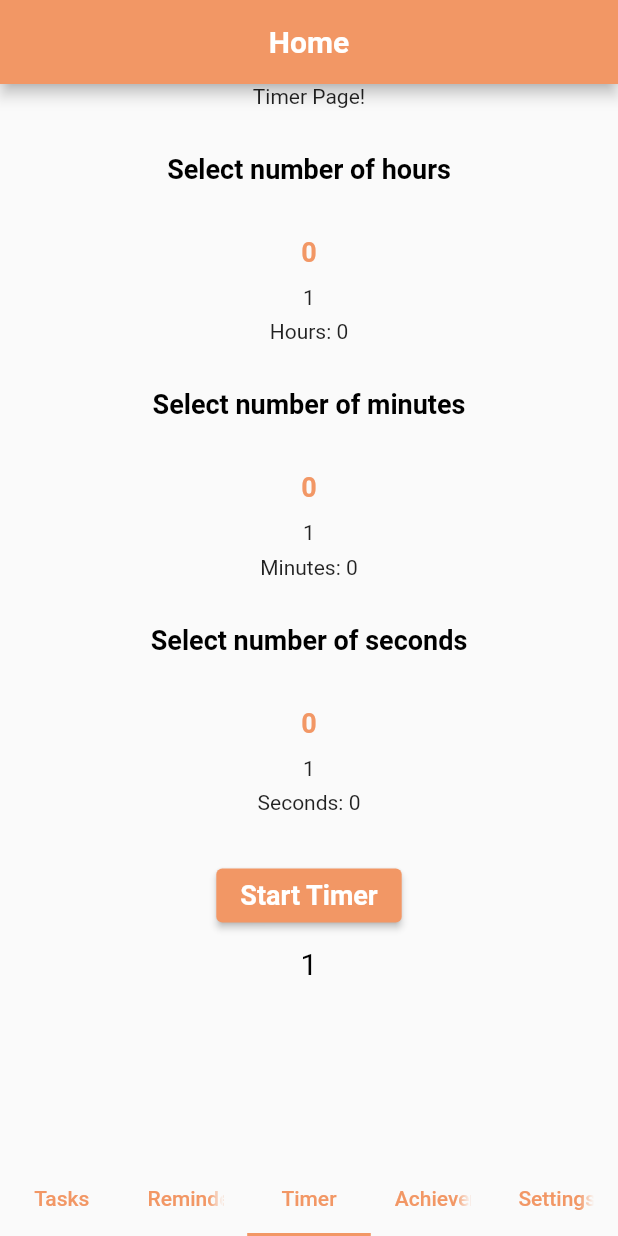
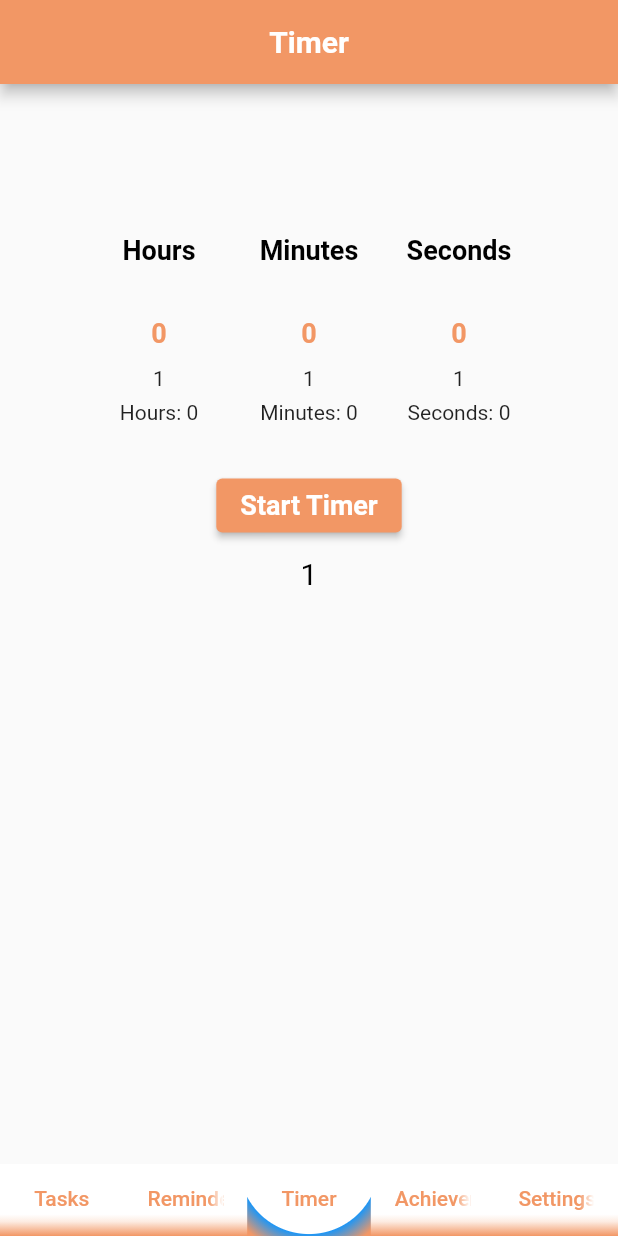
Before and after one commit to cjherte1/my_app, a Flutter app: the HomeScreen screen opened directly with empty values, item 3 of the bottom bar chosen, after a tap on "Start Timer", on a phone screen of 412 x 824 dp. Run offline on Flutter 3.47's test engine with Material 2 defaults, Android fonts, the phone set to English and light mode, and no system bars; drawn by our look-alikes of numberpicker; our stand-ins replace date_time_picker, sqflite; accounts and stored records are empty.

Commit message:
AppBar text now corresponds with the current tab the user is on. Minor UI improvement on timer page. Added gradient animation to bottom tab bar (NOT FINAL).

```diff
--- a/lib/pages/home_screen.dart
+++ b/lib/pages/home_screen.dart
@@ -46,6 +46,8 @@ Widget taskCard(task) {
 }
 
 class _HomeScreenState extends State<HomeScreen> with TickerProviderStateMixin {
+  String appBarText = "Tasks";
+
   @override
   Widget build(BuildContext context) {
     final currentUser = ModalRoute.of(context)!.settings.arguments as User;
@@ -53,26 +55,53 @@ class _HomeScreenState extends State<HomeScreen> with TickerProviderStateMixin {
     const List<Tab> tabs = <Tab>[
       Tab(text: "Tasks"),
       Tab(text: "Reminders"),
-      Tab(text: "Timer"),
+      Tab(text: "Timer"), //, icon: Icon(Icons.timer)
       Tab(text: "Achievements"),
-      Tab(text: "Settings")
+      Tab(text: "Settings") //, icon: Icon(Icons.settings)
     ];
-    final tabController = TabController(length: tabs.length, vsync: this);
+    var tabController = TabController(length: tabs.length, vsync: this);
+
+    //TabBar Animation
+    final DecorationTween decorationTween = DecorationTween(
+      begin: const BoxDecoration(
+          gradient: LinearGradient(
+              colors: [Colors.white, Color(0xFFF29765)],
+              stops: [0.7, 1.0],
+              begin: AlignmentDirectional.topCenter,
+              end: AlignmentDirectional.bottomCenter,
+              tileMode: TileMode.repeated )),
+      end: const BoxDecoration(
+          gradient: LinearGradient(
+              colors: [Colors.white, Color(0xFFF29765)],
+              stops: [0.8, 1.0],
+              begin: AlignmentDirectional.topCenter,
+              end: AlignmentDirectional.bottomCenter,
+              tileMode: TileMode.repeated)),
+    );
+    final animationController = AnimationController(vsync: this, duration: const Duration(seconds: 10));
+    animationController.repeat(reverse: true);
 
     return Scaffold(
         appBar: AppBar(
-        title: const Text(
-          "Home",
-          style: TextStyle(
-            color: const Color(0xFFFFFFFF),
-            fontWeight: FontWeight.bold,
-          ),
-        ),
+            //StatefulBuilder allows for the AppBar Title to be refreshed
+            // without refreshing the whole widget
+            title: StatefulBuilder(builder: (titleContext, titleSetState) {
+              tabController.addListener(() {
+                titleSetState(() {
+                  appBarText = tabs.elementAt(tabController.index).text.toString();
+                });
+              });
+              return Text(
+                  appBarText,
+                  style: const TextStyle(color: Color(0xFFFFFFFF),
+                  fontWeight: FontWeight.bold));
+            }),
             centerTitle: true,
             backgroundColor: const Color(0xFFF29765),
-        automaticallyImplyLeading: false,
+            automaticallyImplyLeading: false
         ),
-      body: Center(
+        body: StatefulBuilder(builder: (bodyContext, bodySetState) {
+          return Center(
               child: TabBarView(
                   controller: tabController,
                   children: const <Widget>[
@@ -80,17 +109,24 @@ class _HomeScreenState extends State<HomeScreen> with TickerProviderStateMixin {
                     Reminders(),
                     TimerPg(),
                     Achievements(),
-            Settings(),
-          ],
-        ),
-      ),
-      bottomNavigationBar: TabBar(
+                    Settings()])
+          );
+        }),
+        bottomNavigationBar: DecoratedBoxTransition(
+          decoration: decorationTween.animate(animationController),
+          child: TabBar(
               controller: tabController,
               tabs: tabs,
               labelColor: const Color(0xFFF29765),
               unselectedLabelColor: const Color(0xFFF29765),
-        indicatorColor: const Color(0xFFF29765),
-      ),
+              indicator: const BoxDecoration(
+                  gradient: RadialGradient(
+                      colors: [Colors.white, Colors.blue, Color(0xFFF29765)],
+                      stops: [0.69, 0.7, 0.9],
+                      center: Alignment(0, -1),
+                      radius: 1.4,
+                      //focalRadius: 0.0,
+                      focal: Alignment(0, -1)))))
     );
   }
 }
--- a/lib/pages/settings.dart
+++ b/lib/pages/settings.dart
@@ -38,7 +38,7 @@ class SettingsState extends State<Settings> {
                 ),
                 child: const Text('Logout',
                   style: TextStyle(
-                    color: const Color(0xFFFFFFFF),
+                    color: Color(0xFFFFFFFF),
                     fontWeight: FontWeight.bold,
                   ),
                 ),
@@ -53,7 +53,7 @@ class SettingsState extends State<Settings> {
                 ),
                 child: const Text('Delete My Account',
                   style: TextStyle(
-                    color: const Color(0xFFFFFFFF),
+                    color: Color(0xFFFFFFFF),
                     fontWeight: FontWeight.bold,
                   ),
                 ),
--- a/lib/pages/timer.dart
+++ b/lib/pages/timer.dart
@@ -12,7 +12,6 @@ class TimerPg extends StatefulWidget {
 }
 
 class TimerPgState extends State<TimerPg> {
-  @override
   int _hour = 0;
   int _minute = 0;
   int _second = 0;
@@ -20,14 +19,18 @@ class TimerPgState extends State<TimerPg> {
 
   void _startTimer() {
     // Disable the button after it has been pressed
-    CountdownTimer countDownTimer = new CountdownTimer(
-      new Duration(seconds: (_hour*3600)+(_minute*60)+_second+1),
-      new Duration(seconds: 1),
+    CountdownTimer countDownTimer = CountdownTimer(
+      Duration(seconds: (_hour*3600)+(_minute*60)+_second+1),
+      const Duration(seconds: 1),
     );
 
     var sub = countDownTimer.listen(null);
     sub.onData((duration) {
-      setState(() { _current = ((_hour*3600)+(_minute*60)+_second+1) - duration.elapsed.inSeconds; });
+      if(mounted) {
+        setState(() {
+          _current = ((_hour*3600)+(_minute*60)+_second+1) - duration.elapsed.inSeconds;
+        });
+      }
     });
 
     sub.onDone(() {
@@ -36,15 +39,21 @@ class TimerPgState extends State<TimerPg> {
     });
   }
 
+  @override
   Widget build(BuildContext context) {
+
     return ListView(
       children: [
-        Column(
+        //TODO: Change all sizedBoxes to correspond with a ratio/ fraction of the screen
+        const SizedBox(height: 100),
+        //Row of columns
+        Row(
           mainAxisAlignment: MainAxisAlignment.center,
           children: <Widget>[
-            Text("Timer Page!"),
-            SizedBox(height: 30),
-            Text("Select number of hours",
+            //Hour column
+            Column(
+              children: <Widget>[
+                const Text("Hours",
                   style: TextStyle(
                     color: Colors.black,
                     fontSize: 18,
@@ -64,8 +73,13 @@ class TimerPgState extends State<TimerPg> {
                   onChanged: (value) => setState(() => _hour = value),
                 ),
                 Text('Hours: $_hour'),
-            SizedBox(height: 30),
-            Text("Select number of minutes",
+                const SizedBox(height: 30),
+              ],
+            ),
+            //Minute column
+            Column(
+              children: <Widget>[
+                const Text("Minutes",
                   style: TextStyle(
                     color: Colors.black,
                     fontSize: 18,
@@ -85,8 +99,13 @@ class TimerPgState extends State<TimerPg> {
                   onChanged: (value) => setState(() => _minute = value),
                 ),
                 Text('Minutes: $_minute'),
-            SizedBox(height: 30),
-            Text("Select number of seconds",
+                const SizedBox(height: 30),
+              ],
+            ),
+            //Second column
+            Column(
+              children: <Widget>[
+                const Text("Seconds",
                   style: TextStyle(
                     color: Colors.black,
                     fontSize: 18,
@@ -106,7 +125,14 @@ class TimerPgState extends State<TimerPg> {
                   onChanged: (value) => setState(() => _second = value),
                 ),
                 Text('Seconds: $_second'),
-            SizedBox(height: 30),
+                const SizedBox(height: 30),
+              ],
+            ),
+          ],
+        ),
+        Column(
+          mainAxisAlignment: MainAxisAlignment.center,
+          children: <Widget>[
             ElevatedButton(
               style: ElevatedButton.styleFrom(
                   primary: const Color(0xFFF29765),
@@ -117,11 +143,11 @@ class TimerPgState extends State<TimerPg> {
               onPressed: () {
                 _startTimer();
               },
-              child: Text("Start Timer"),
+              child: const Text("Start Timer"),
             ),
-            SizedBox(height: 10),
+            const SizedBox(height: 10),
             Text("$_current",
-              style: TextStyle(
+              style: const TextStyle(
                 color: Colors.black,
                 fontSize: 20,
               ),
```
Lines whose indentation alone changed are shown as unchanged.
